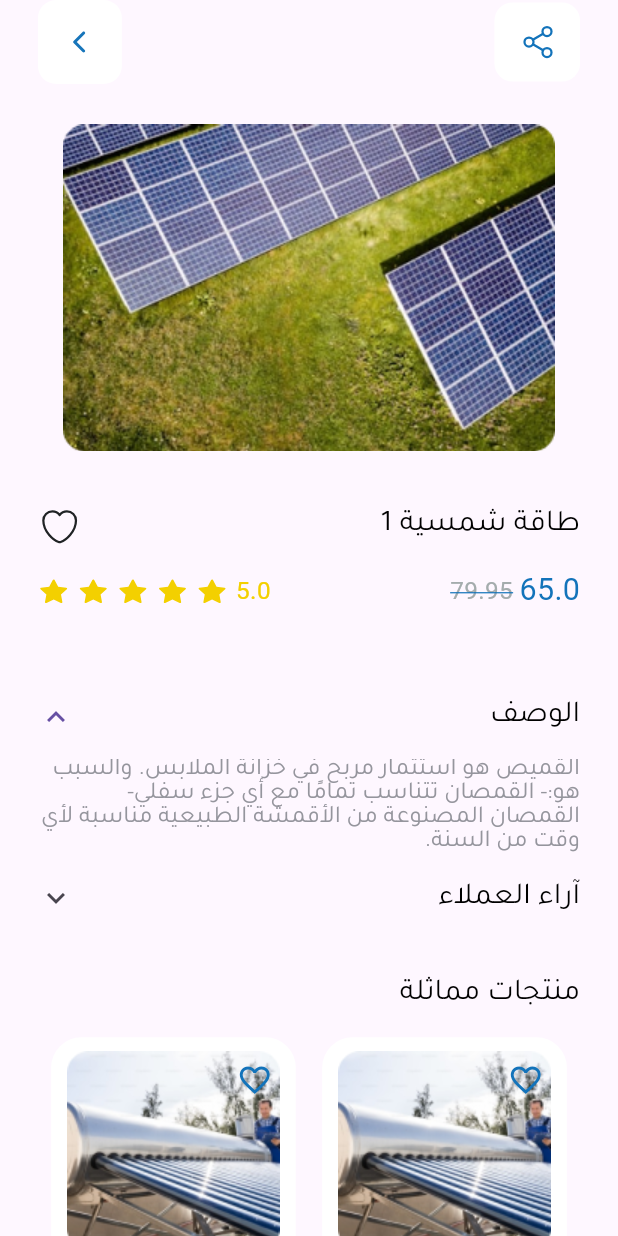
After one commit to saleemAlkadour1/ghajar_app, a Flutter app: the DetailsScreen screen opened directly, after a tap on "الوصف", on a phone screen of 412 x 824 dp. The commit adds this screen. Run offline on Flutter 3.47's test engine with Material 3 defaults, Android fonts, the phone set to English and light mode, and no system bars; our stand-ins replace device_info_plus, flutter_riverpod, flutter_screenutil, flutter_svg, fluttertoast, recase and 1 more; missing offline and left inert: navigation_history_observer; project files that could hold a hidden picture were left out.

Commit message:
Build details screen

```diff
--- a/lib/ui/screens/cart_screen.dart
+++ b/lib/ui/screens/cart_screen.dart
@@ -8,7 +8,7 @@ import 'package:ghajar_app/ui/widgets/cart_screen_widgets/custom_list_view_in_ca
 import 'package:ghajar_app/ui/widgets/cart_screen_widgets/payment_summary_card.dart';
 import 'package:ghajar_app/ui/widgets/custom_app_bar.dart';
 import 'package:ghajar_app/ui/widgets/custom_button.dart';
-import 'package:ghajar_app/utils/enums/app_pages_route.dart';
+import 'package:ghajar_app/utils/enums/app_page_route_enum.dart';
 import 'package:ghajar_app/utils/navigation.dart';
 
 class CartScreen extends ConsumerWidget implements AppPageRoute {
@@ -16,11 +16,11 @@ class CartScreen extends ConsumerWidget implements AppPageRoute {
 
   @override
   Widget build(BuildContext context, WidgetRef ref) {
-    return Padding(
+    return Scaffold(
+      appBar: CustomAppBar(title: MyStrings.shoppingCart),
+      body: Padding(
         padding: EdgeInsets.symmetric(horizontal: AppSpacing.value(23).w),
-        child: Scaffold(
-          appBar: CustomAppBar(title: MyStrings.shoppingCart),
-          body: Column(
+        child: Column(
           children: [
             AppSpacing.value(25).inColumn,
             SizedBox(
@@ -34,7 +34,8 @@ class CartScreen extends ConsumerWidget implements AppPageRoute {
             AppSpacing.value(10).inColumn
           ],
         ),
-        ));
+      ),
+    );
   }
 
   @override
--- a/lib/ui/screens/catalog_screen.dart
+++ b/lib/ui/screens/catalog_screen.dart
@@ -5,7 +5,7 @@ import 'package:ghajar_app/app/app_spacing.dart';
 import 'package:ghajar_app/app/my_strings.dart';
 import 'package:ghajar_app/ui/widgets/catalog_screen_widgets/catalog_item.dart';
 import 'package:ghajar_app/ui/widgets/custom_app_bar.dart';
-import 'package:ghajar_app/utils/enums/app_pages_route.dart';
+import 'package:ghajar_app/utils/enums/app_page_route_enum.dart';
 import 'package:ghajar_app/utils/navigation.dart';
 
 class CatalogScreen extends StatelessWidget implements AppPageRoute {
@@ -20,12 +20,12 @@ class CatalogScreen extends StatelessWidget implements AppPageRoute {
       'assets/images/categories/image4.png',
       'assets/images/categories/image5.png',
     ];
-    return Padding(
-      padding: EdgeInsets.symmetric(horizontal: AppSpacing.value(23).w),
-      child: Scaffold(
+    return Scaffold(
         appBar: CustomAppBar(title: MyStrings.catalog),
         body: Padding(
-            padding: EdgeInsets.symmetric(vertical: AppSpacing.value(25).h),
+          padding: EdgeInsets.symmetric(
+              vertical: AppSpacing.value(25).h,
+              horizontal: AppSpacing.value(23).w),
           child: ListView.builder(
             itemCount: pathImages.length,
             itemBuilder: (context, index) {
@@ -36,8 +36,7 @@ class CatalogScreen extends StatelessWidget implements AppPageRoute {
               );
             },
           ),
-          )),
-    );
+        ));
   }
 
   @override
--- /dev/null
+++ b/lib/ui/screens/details_screen.dart
@@ -0,0 +1,166 @@
+// ignore_for_file: prefer_const_literals_to_create_immutables, prefer_const_constructors
+
+import 'package:flutter/material.dart';
+import 'package:flutter_svg/svg.dart';
+import 'package:ghajar_app/app/app_colors.dart';
+import 'package:ghajar_app/app/app_radius.dart';
+import 'package:ghajar_app/app/app_spacing.dart';
+import 'package:ghajar_app/app/app_text_styles.dart';
+import 'package:ghajar_app/ui/widgets/custom_app_bar.dart';
+import 'package:ghajar_app/ui/widgets/home_screen_widgets/product_item.dart';
+import 'package:ghajar_app/ui/widgets/price_card.dart';
+import 'package:ghajar_app/utils/enums/app_page_route_enum.dart';
+import 'package:ghajar_app/utils/navigation.dart';
+import 'package:flutter_screenutil/flutter_screenutil.dart';
+
+class DetailsScreen extends StatelessWidget implements AppPageRoute {
+  const DetailsScreen({super.key});
+
+  @override
+  Widget build(BuildContext context) {
+    return Scaffold(
+      appBar: CustomAppBar(
+        onTap: () {
+          AppNav.pop(context);
+        },
+        widget: Container(
+          width: AppSpacing.value(52).w,
+          height: AppSpacing.value(52).h,
+          decoration: BoxDecoration(
+            color: AppColors.white,
+            borderRadius: BorderRadius.circular(AppRadius.regular.v),
+          ),
+          child: Center(
+            child: SvgPicture.asset('assets/images/app_icons/share.svg'),
+          ),
+        ),
+      ),
+      body: Padding(
+        padding: EdgeInsets.symmetric(horizontal: AppSpacing.value(23).w),
+        child: ListView(
+          children: [
+            AppSpacing.value(25).inColumn,
+            ClipRRect(
+              borderRadius: BorderRadius.circular(AppRadius.xm.v),
+              child: Image.asset(
+                'assets/images/products/product4.png',
+                width: AppSpacing.value(328).w,
+                height: AppSpacing.value(218).h,
+              ),
+            ),
+            AppSpacing.value(33).inColumn,
+            Row(
+              mainAxisAlignment: MainAxisAlignment.spaceBetween,
+              children: [
+                SvgPicture.asset('assets/images/app_icons/favourite.svg'),
+                Text(
+                  'طاقة شمسية 1',
+                  style: MyText.appStyle.l.wMedium.reColorText.style,
+                ),
+              ],
+            ),
+            AppSpacing.value(14).inColumn,
+            Row(
+              mainAxisAlignment: MainAxisAlignment.spaceBetween,
+              children: [
+                starsByCount(5),
+                PriceCard(
+                  isDiscount: true,
+                  price: 65.00,
+                  oldPrice: 79.95,
+                )
+              ],
+            ),
+            AppSpacing.value(41).inColumn,
+            Directionality(
+              textDirection: TextDirection.rtl,
+              child: ExpansionTile(
+                tilePadding: EdgeInsets.zero,
+                shape: RoundedRectangleBorder(
+                  side: BorderSide.none,
+                ),
+                title: Text(
+                  'الوصف',
+                  style: MyText.appStyle.l.wRegular.reColorText.style,
+                ),
+                children: [
+                  Text(
+                    'القميص هو استثمار مربح في خزانة الملابس. والسبب هو:- القمصان تتناسب تمامًا مع أي جزء سفلي- القمصان المصنوعة من الأقمشة الطبيعية مناسبة لأي وقت من السنة.',
+                    style: MyText.appStyle.m.wRegular.reColorXLightText.style,
+                  )
+                ],
+              ),
+            ),
+            Directionality(
+              textDirection: TextDirection.rtl,
+              child: ExpansionTile(
+                tilePadding: EdgeInsets.zero,
+                shape: RoundedRectangleBorder(
+                  side: BorderSide.none,
+                ),
+                title: Text(
+                  'آراء العملاء',
+                  style: MyText.appStyle.l.wRegular.reColorText.style,
+                ),
+              ),
+            ),
+            AppSpacing.value(25).inColumn,
+            Text(
+              'منتجات مماثلة',
+              style: MyText.appStyle.l.wRegular.reColorText.style,
+              textAlign: TextAlign.end,
+            ),
+            AppSpacing.value(18).inColumn,
+            GridView.builder(
+              shrinkWrap: true, // استخدام shrinkWrap
+              physics: NeverScrollableScrollPhysics(), // منع التمرير
+              itemCount: 20,
+              gridDelegate: SliverGridDelegateWithFixedCrossAxisCount(
+                crossAxisCount: 2,
+                mainAxisSpacing: 15,
+                childAspectRatio: 2.465 / 3,
+              ),
+              itemBuilder: (context, index) {
+                return ProductItem();
+              },
+            )
+          ],
+        ),
+      ),
+    );
+  }
+
+  @override
+  Map<String, String?> get args => {};
+
+  @override
+  String get route => AppPageRouteEnum.detailsScreen.routeName;
+}
+
+Widget starsByCount(int count) {
+  List<Widget> stars = [];
+  int countStars = 1;
+
+  if (count >= 1 && count <= 5) {
+    countStars = count;
+  } else if (count > 5) {
+    countStars = 5;
+  } else if (count < 1) {
+    countStars = 1;
+  }
+  for (int i = 1; i <= countStars; i++) {
+    stars.add(
+      Padding(
+        padding: EdgeInsets.only(right: AppSpacing.value(4).w),
+        child: SvgPicture.asset('assets/images/app_icons/star.svg'),
+      ),
+    );
+  }
+  stars.add(Text(
+    countStars.toDouble().toString(),
+    style: TextStyle(color: AppColors.rating, fontSize: 16.sp),
+  ));
+  return Row(
+    children: stars,
+  );
+}
--- a/lib/ui/screens/favourite_screen.dart
+++ b/lib/ui/screens/favourite_screen.dart
@@ -5,7 +5,7 @@ import 'package:ghajar_app/app/app_spacing.dart';
 import 'package:ghajar_app/app/my_strings.dart';
 import 'package:ghajar_app/ui/widgets/custom_app_bar.dart';
 import 'package:ghajar_app/ui/widgets/home_screen_widgets/product_item.dart';
-import 'package:ghajar_app/utils/enums/app_pages_route.dart';
+import 'package:ghajar_app/utils/enums/app_page_route_enum.dart';
 import 'package:ghajar_app/utils/navigation.dart';
 
 class FavouriteScreen extends StatelessWidget implements AppPageRoute {
@@ -13,14 +13,14 @@ class FavouriteScreen extends StatelessWidget implements AppPageRoute {
 
   @override
   Widget build(BuildContext context) {
-    return Padding(
-      padding: EdgeInsets.symmetric(horizontal: AppSpacing.value(23).w),
-      child: Scaffold(
+    return Scaffold(
       appBar: CustomAppBar(
         title: MyStrings.favorite,
       ),
       body: Padding(
-          padding: EdgeInsets.symmetric(vertical: AppSpacing.value(25).h),
+        padding: EdgeInsets.symmetric(
+            vertical: AppSpacing.value(25).h,
+            horizontal: AppSpacing.value(23).w),
         child: GridView.builder(
           itemCount: 20,
           gridDelegate: SliverGridDelegateWithFixedCrossAxisCount(
@@ -35,7 +35,6 @@ class FavouriteScreen extends StatelessWidget implements AppPageRoute {
           },
         ),
       ),
-      ),
     );
   }
 
--- a/lib/ui/screens/home_screen.dart
+++ b/lib/ui/screens/home_screen.dart
@@ -14,7 +14,7 @@ import 'package:ghajar_app/ui/widgets/home_screen_widgets/custom_app_bar_in_home
 import 'package:ghajar_app/ui/widgets/home_screen_widgets/custom_text_field.dart';
 import 'package:ghajar_app/ui/widgets/home_screen_widgets/offer_slide.dart';
 import 'package:ghajar_app/ui/widgets/home_screen_widgets/products_list_view.dart';
-import 'package:ghajar_app/utils/enums/app_pages_route.dart';
+import 'package:ghajar_app/utils/enums/app_page_route_enum.dart';
 import 'package:ghajar_app/utils/navigation.dart';
 import 'package:flutter_screenutil/flutter_screenutil.dart';
 
--- a/lib/ui/screens/welcome_screen.dart
+++ b/lib/ui/screens/welcome_screen.dart
@@ -8,7 +8,7 @@ import 'package:ghajar_app/ui/widgets/custom_button.dart';
 import 'package:ghajar_app/ui/widgets/welcome_screen_widgets/custom_smooth_page_indicator.dart';
 import 'package:ghajar_app/ui/widgets/welcome_screen_widgets/images_page_view.dart';
 import 'package:ghajar_app/ui/widgets/welcome_screen_widgets/text_page_view.dart';
-import 'package:ghajar_app/utils/enums/app_pages_route.dart';
+import 'package:ghajar_app/utils/enums/app_page_route_enum.dart';
 import 'package:ghajar_app/utils/navigation.dart';
 
 class WelcomeScreen extends StatelessWidget implements AppPageRoute {
--- a/lib/ui/widgets/custom_app_bar.dart
+++ b/lib/ui/widgets/custom_app_bar.dart
@@ -9,16 +9,18 @@ class CustomAppBar extends StatelessWidget implements PreferredSizeWidget {
   const CustomAppBar({
     super.key,
     this.onTap,
-    required this.title,
+    this.title,
     this.widget,
   });
   final void Function()? onTap;
-  final String title;
+  final String? title;
   final Widget? widget;
 
   @override
   Widget build(BuildContext context) {
-    return AppBar(
+    return Padding(
+      padding: EdgeInsets.symmetric(horizontal: AppSpacing.value(23).w),
+      child: AppBar(
         elevation: 0,
         automaticallyImplyLeading: false,
         leading: GestureDetector(
@@ -38,10 +40,11 @@ class CustomAppBar extends StatelessWidget implements PreferredSizeWidget {
         actions: [
           widget ??
               Text(
-              title,
+                title!,
                 style: MyText.appStyle.xl.wBold.reColorPrimary.style,
               )
         ],
+      ),
     );
   }
 
--- a/lib/ui/widgets/home_screen_widgets/custom_app_bar_in_home_view.dart
+++ b/lib/ui/widgets/home_screen_widgets/custom_app_bar_in_home_view.dart
@@ -1,6 +1,7 @@
 import 'package:flutter/material.dart';
 import 'package:flutter_screenutil/flutter_screenutil.dart';
-import 'package:flutter_svg/svg.dart';
+import 'package:ghajar_app/app/app_colors.dart';
+import 'package:ghajar_app/app/app_radius.dart';
 import 'package:ghajar_app/app/app_spacing.dart';
 import 'package:ghajar_app/app/app_text_styles.dart';
 import 'package:ghajar_app/app/my_strings.dart';
@@ -17,10 +18,19 @@ class CustomAppBarInHomeView extends StatelessWidget {
       child: Row(
         mainAxisAlignment: MainAxisAlignment.spaceBetween,
         children: [
-          SvgPicture.asset(
-            'assets/images/app_icons/cart.svg',
-            width: 32.w,
-            height: 36.h,
+          Container(
+            alignment: Alignment.center,
+            decoration: BoxDecoration(
+                color: AppColors.white,
+                borderRadius: BorderRadius.circular(AppRadius.xs.v)),
+            padding: EdgeInsets.symmetric(
+                vertical: AppSpacing.value(2).h,
+                horizontal: AppSpacing.value(10).w),
+            child: Image.asset(
+              'assets/images/app_icons/logo.png',
+              width: 32.w,
+              height: 36.h,
+            ),
           ),
           Column(
             crossAxisAlignment: CrossAxisAlignment.end,
--- a/lib/ui/widgets/home_screen_widgets/product_item.dart
+++ b/lib/ui/widgets/home_screen_widgets/product_item.dart
@@ -6,6 +6,8 @@ import 'package:ghajar_app/app/app_radius.dart';
 import 'package:ghajar_app/app/app_spacing.dart';
 import 'package:ghajar_app/app/app_text_styles.dart';
 import 'package:ghajar_app/app/my_strings.dart';
+import 'package:ghajar_app/ui/screens/details_screen.dart';
+import 'package:ghajar_app/utils/navigation.dart';
 
 class ProductItem extends StatelessWidget {
   const ProductItem({
@@ -15,7 +17,11 @@ class ProductItem extends StatelessWidget {
   final bool? isFavourite;
   @override
   Widget build(BuildContext context) {
-    return Container(
+    return GestureDetector(
+      onTap: () {
+        AppNav.withoutRoot(context, const DetailsScreen()).pushPage();
+      },
+      child: Container(
         decoration: BoxDecoration(
             color: AppColors.white,
             borderRadius: BorderRadius.circular(AppRadius.lg.v)),
@@ -78,6 +84,7 @@ class ProductItem extends StatelessWidget {
             )
           ],
         ),
+      ),
     );
   }
 }
--- /dev/null
+++ b/lib/ui/widgets/price_card.dart
@@ -0,0 +1,45 @@
+import 'package:flutter/material.dart';
+import 'package:flutter_screenutil/flutter_screenutil.dart';
+import 'package:ghajar_app/app/app_colors.dart';
+
+class PriceCard extends StatelessWidget {
+  const PriceCard(
+      {super.key,
+      required this.isDiscount,
+      required this.price,
+      this.oldPrice});
+  final bool isDiscount;
+  final double price;
+  final double? oldPrice;
+
+  @override
+  Widget build(BuildContext context) {
+    return isDiscount
+        ? Row(
+            children: [
+              Text(
+                '$oldPrice ',
+                style: TextStyle(
+                    color: AppColors.xXLightText,
+                    fontSize: 16.sp,
+                    decoration: TextDecoration.lineThrough,
+                    decorationColor: AppColors.primary),
+              ),
+              Text(
+                price.toString(),
+                style: TextStyle(
+                  color: AppColors.primary,
+                  fontSize: 20.sp,
+                ),
+              ),
+            ],
+          )
+        : Text(
+            price.toString(),
+            style: TextStyle(
+              color: AppColors.primary,
+              fontSize: 20.sp,
+            ),
+          );
+  }
+}
--- a/lib/utils/enums/app_pages_route.dart
+++ b/lib/utils/enums/app_page_route_enum.dart
@@ -5,7 +5,7 @@ enum AppPageRouteEnum {
   catalogScreen('catalog-screen'),
   favouriteScreen('favourite-screen'),
   cartScreen('cart-screen'),
-  productDetailsScreen('product-details-screen');
+  detailsScreen('details-screen');
 
   final String routeName;
 
```
Also changed, not shown: lib/utils/navigation.dart (+25 -13 lines), assets/images/app_icons/logo.png (added), assets/images/app_icons/logo.svg (deleted), assets/images/products/product4.png (added). Lines whose indentation alone changed are shown as unchanged.
